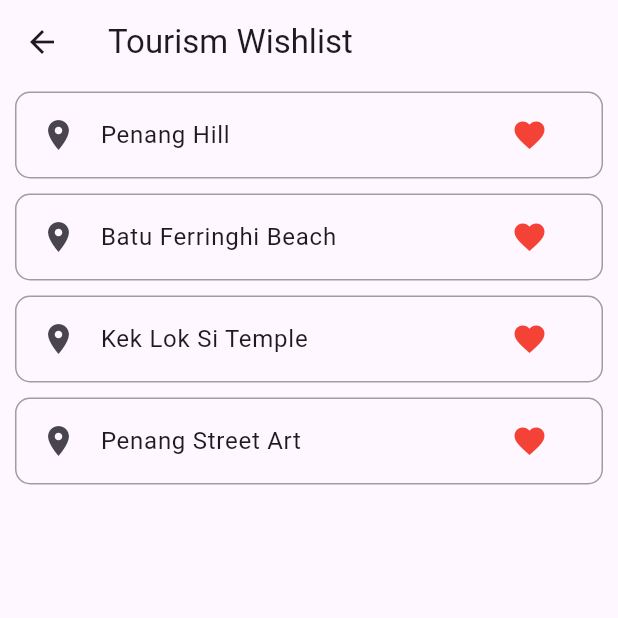
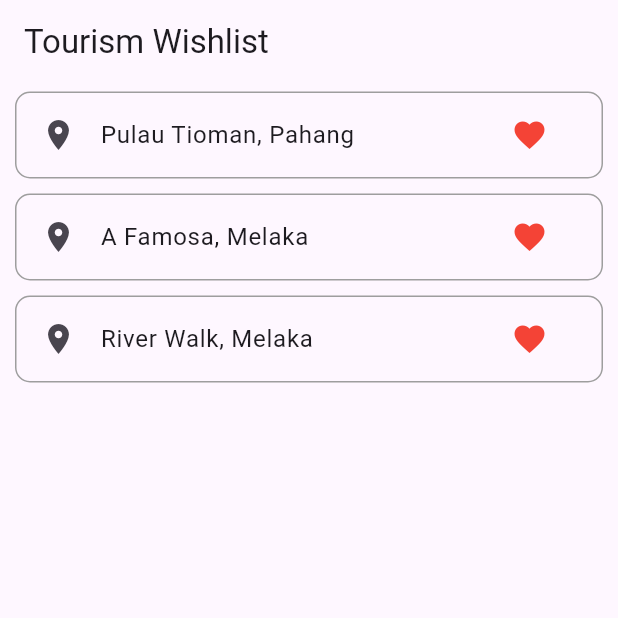
Before and after one commit to GohJiaWei/Travel, a Flutter app: the WishlistPage screen opened directly, on a phone screen of 412 x 824 dp, the top half of it. Run offline on Flutter 3.47's test engine with Material 3 defaults, Android fonts, the phone set to English and light mode, and no system bars; our stand-ins replace curved_navigation_bar, dash_chat_2, flutter_gemini, google_maps_flutter, image_picker, location and 1 more; missing offline and left inert: mysql1, translator.

Commit message:
update wishlist

```diff
--- a/lib/wishlist/wishlist.dart
+++ b/lib/wishlist/wishlist.dart
@@ -9,16 +9,17 @@ class WishlistPage extends StatefulWidget {
 
 class _WishlistPageState extends State<WishlistPage> {
   final List<String> tourismSpots = [
-    'Penang Hill',
-    'Batu Ferringhi Beach',
-    'Kek Lok Si Temple',
-    'Penang Street Art',
+    'Pulau Tioman, Pahang',
+    'A Famosa, Melaka',
+    'River Walk, Melaka',
+
   ];
 
   @override
   Widget build(BuildContext context) {
     return Scaffold(
       appBar: AppBar(
+        automaticallyImplyLeading: false,
         title: Text('Tourism Wishlist'),
       ),
       body: Center(
```
